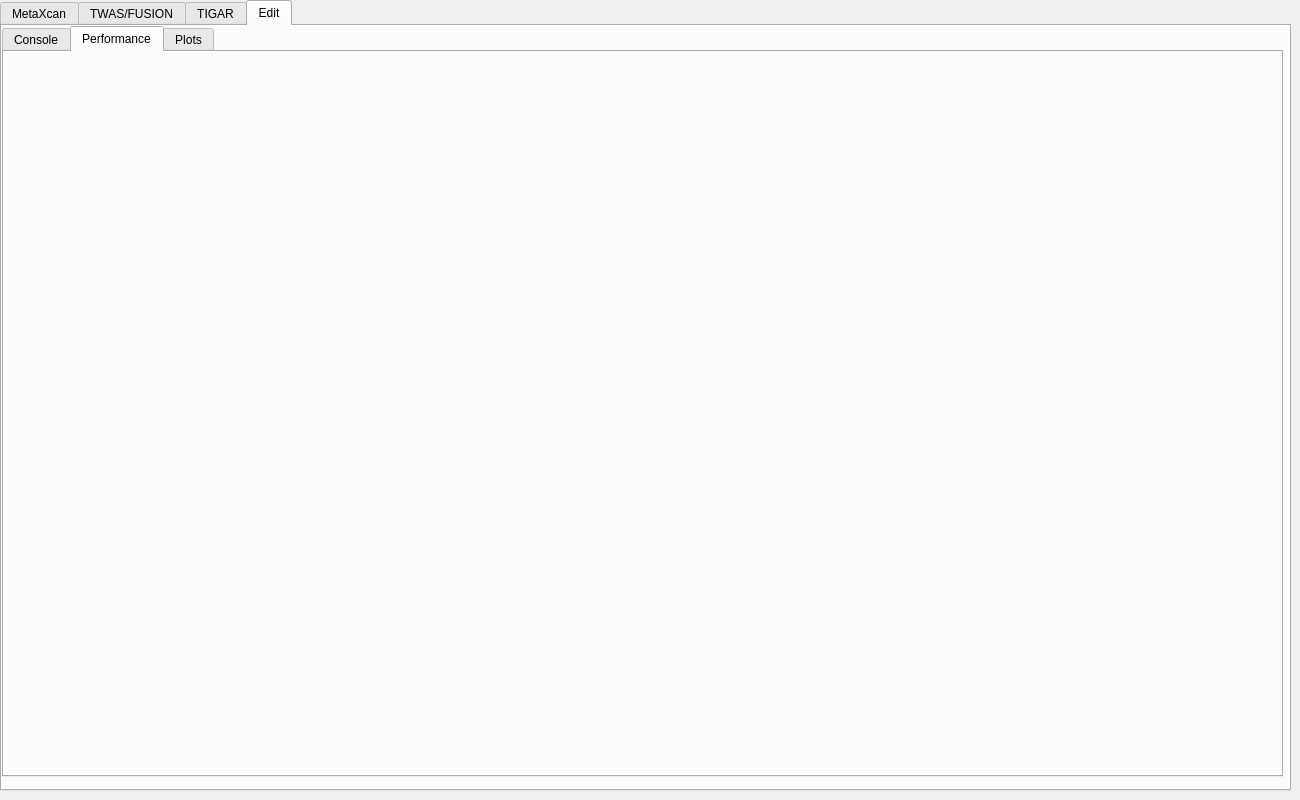
First picture: the form in view/App_View.ui, repository sgrzegorz/imputation_methods_comparison, before the edit.
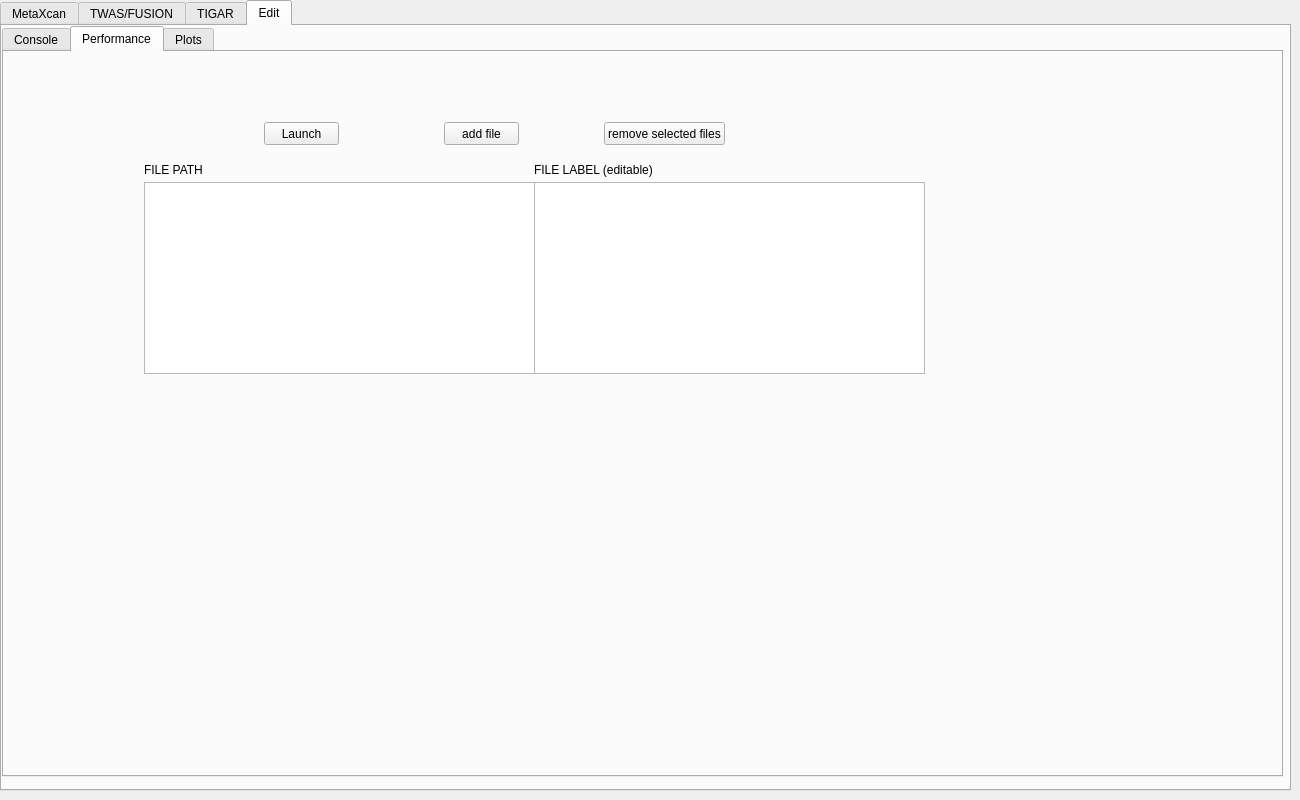
Second picture: the form after the edit. The open tabs and pages were chosen to show the change.

Commit message: dominik resources wykresy

```diff
--- a/view/App_View.ui
+++ b/view/App_View.ui
@@ -6189,6 +6189,91 @@
        <attribute name="title">
         <string>Performance</string>
        </attribute>
+       <widget class="QLabel" name="label_6">
+        <property name="geometry">
+         <rect>
+          <x>140</x>
+          <y>110</y>
+          <width>91</width>
+          <height>16</height>
+         </rect>
+        </property>
+        <property name="text">
+         <string>FILE PATH</string>
+        </property>
+       </widget>
+       <widget class="QPushButton" name="PERFADD">
+        <property name="geometry">
+         <rect>
+          <x>440</x>
+          <y>70</y>
+          <width>75</width>
+          <height>23</height>
+         </rect>
+        </property>
+        <property name="text">
+         <string>add file</string>
+        </property>
+       </widget>
+       <widget class="QLabel" name="label_7">
+        <property name="geometry">
+         <rect>
+          <x>530</x>
+          <y>110</y>
+          <width>141</width>
+          <height>16</height>
+         </rect>
+        </property>
+        <property name="text">
+         <string>FILE LABEL (editable)</string>
+        </property>
+       </widget>
+       <widget class="QListWidget" name="PERFFILELIST">
+        <property name="geometry">
+         <rect>
+          <x>140</x>
+          <y>130</y>
+          <width>391</width>
+          <height>192</height>
+         </rect>
+        </property>
+       </widget>
+       <widget class="QPushButton" name="PERFLAUNCH">
+        <property name="geometry">
+         <rect>
+          <x>260</x>
+          <y>70</y>
+          <width>75</width>
+          <height>23</height>
+         </rect>
+        </property>
+        <property name="text">
+         <string>Launch</string>
+        </property>
+       </widget>
+       <widget class="QListWidget" name="PERFLABELS">
+        <property name="geometry">
+         <rect>
+          <x>530</x>
+          <y>130</y>
+          <width>391</width>
+          <height>192</height>
+         </rect>
+        </property>
+       </widget>
+       <widget class="QPushButton" name="PERFDEL">
+        <property name="geometry">
+         <rect>
+          <x>600</x>
+          <y>70</y>
+          <width>121</width>
+          <height>23</height>
+         </rect>
+        </property>
+        <property name="text">
+         <string>remove selected files</string>
+        </property>
+       </widget>
       </widget>
       <widget class="QWidget" name="tab_8">
        <attribute name="title">
```
Left out of the diff: 4 changed lines with no effect on the pictures. The commit also changes 1 other file.
